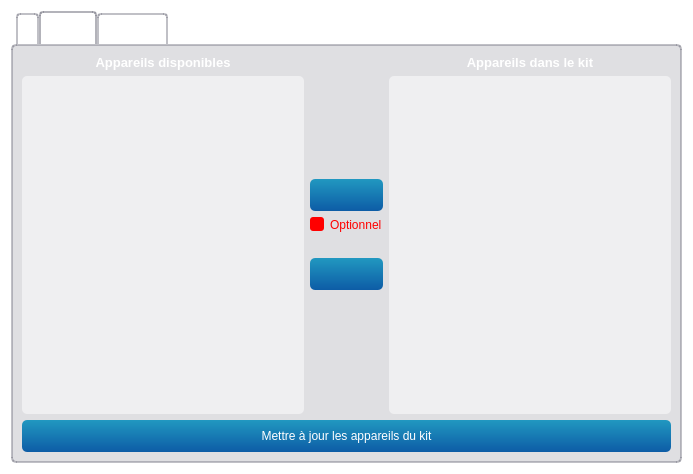
Qt form teraplus/client/src/editors/KitWidget.ui (introlab/opentera) before a commit.
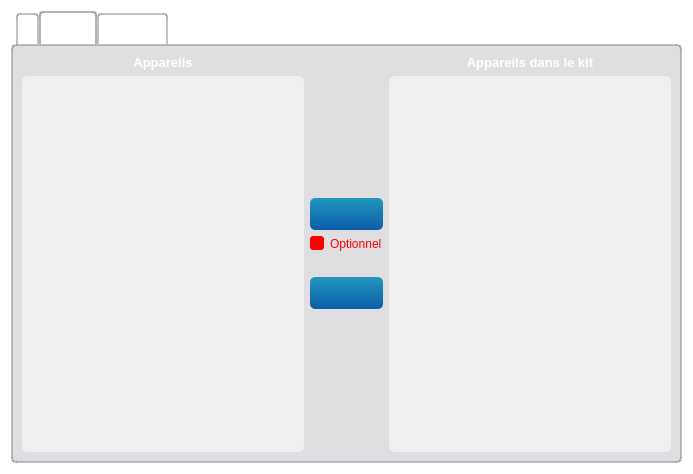
The same form after that commit. The open tabs and pages were chosen to show the change. Icons and pictures are not drawn. Custom widgets are drawn as their Qt base class.

Commit message: Device assignation to kits now working in client.

```diff
--- a/teraplus/client/src/editors/KitWidget.ui
+++ b/teraplus/client/src/editors/KitWidget.ui
@@ -225,7 +225,7 @@
               </font>
              </property>
              <property name="text">
-              <string>Appareils disponibles</string>
+              <string>Appareils</string>
              </property>
              <property name="alignment">
               <set>Qt::AlignCenter</set>
@@ -385,38 +385,6 @@
          </item>
         </layout>
        </item>
-       <item>
-        <widget class="QPushButton" name="btnSaveKitDevices">
-         <property name="sizePolicy">
-          <sizepolicy hsizetype="Expanding" vsizetype="Fixed">
-           <horstretch>0</horstretch>
-           <verstretch>0</verstretch>
-          </sizepolicy>
-         </property>
-         <property name="minimumSize">
-          <size>
-           <width>0</width>
-           <height>32</height>
-          </size>
-         </property>
-         <property name="cursor">
-          <cursorShape>PointingHandCursor</cursorShape>
-         </property>
-         <property name="text">
-          <string>Mettre à jour les appareils du kit</string>
-         </property>
-         <property name="icon">
-          <iconset resource="../../resources/TeraClient.qrc">
-           <normaloff>:/icons/save.png</normaloff>:/icons/save.png</iconset>
-         </property>
-         <property name="iconSize">
-          <size>
-           <width>24</width>
-           <height>24</height>
-          </size>
-         </property>
-        </widget>
-       </item>
       </layout>
      </widget>
      <widget class="QWidget" name="tabParticipants">
```
Left out of the diff: 8 changed lines with no effect on the pictures. The commit also changes 16 other files.
